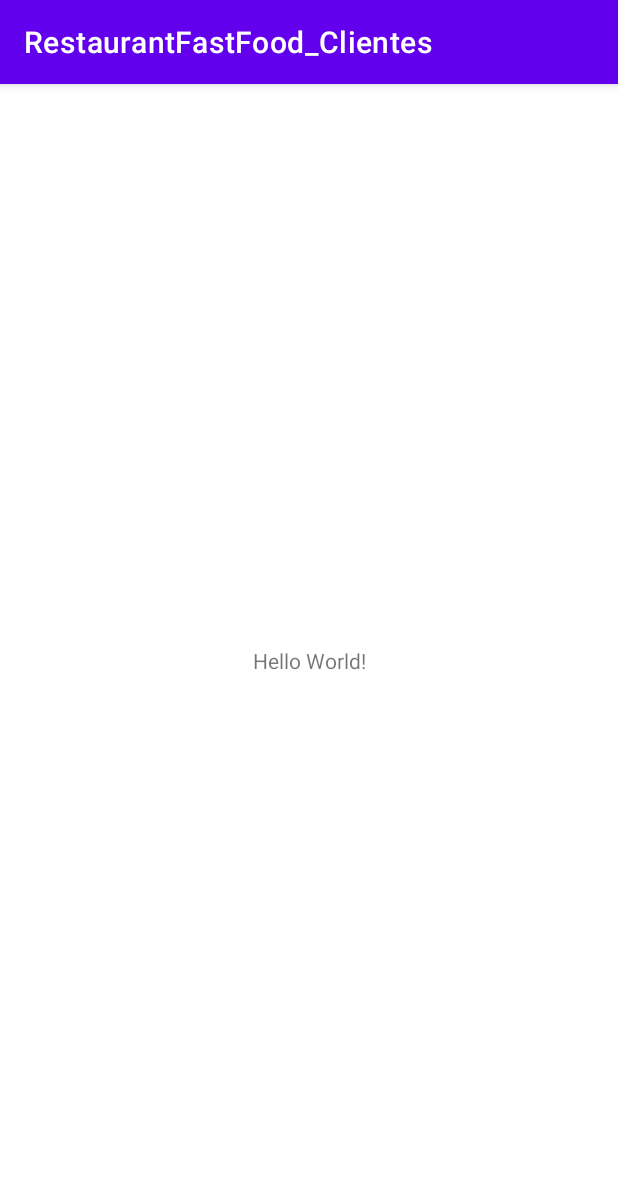
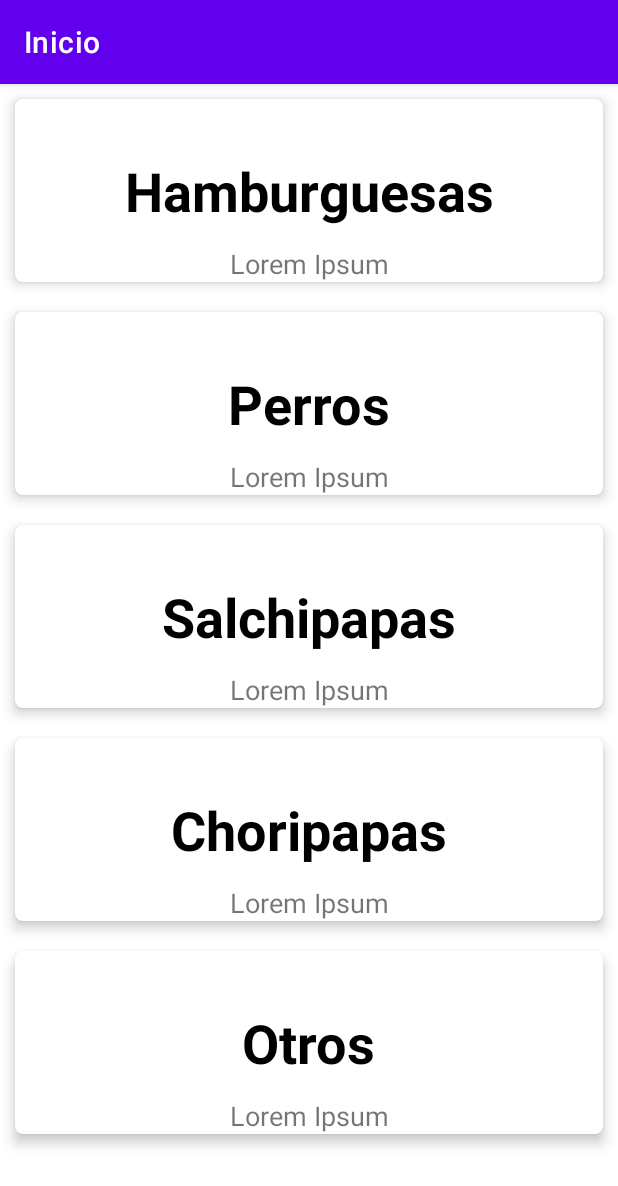
Before and after one commit to JoseDanielC512/RestaurantFastFood_Clientes, an Android app: the screen it shows after launch (MainActivity), on a phone screen of 412 x 824 dp. Shown: the top 1186 px of the screen. Run offline under Robolectric (Android 15) with nearby library versions, the phone set to English and light mode, and no system bars; pictures from the network do not load.

Commit message:
Main activity v1.0

```diff
--- a/app/build.gradle
+++ b/app/build.gradle
@@ -36,4 +36,6 @@ dependencies {
     testImplementation 'junit:junit:4.+'
     androidTestImplementation 'androidx.test.ext:junit:1.1.2'
     androidTestImplementation 'androidx.test.espresso:espresso-core:3.3.0'
+    implementation "com.github.bumptech.glide:glide:4.11.0"
+    implementation platform('com.google.firebase:firebase-bom:27.0.0')
 }
--- a/app/src/main/java/co/edu/unab/castellanos/jose/restaurantfastfood_clientes/MainActivity.java
+++ /dev/null
@@ -1,14 +0,0 @@
-package co.edu.unab.castellanos.jose.restaurantfastfood_clientes;
-
-import androidx.appcompat.app.AppCompatActivity;
-
-import android.os.Bundle;
-
-public class MainActivity extends AppCompatActivity {
-
-    @Override
-    protected void onCreate(Bundle savedInstanceState) {
-        super.onCreate(savedInstanceState);
-        setContentView(R.layout.activity_main);
-    }
-}
--- /dev/null
+++ b/app/src/main/java/co/edu/unab/castellanos/jose/restaurantfastfood_clientes/model/Category.java
@@ -0,0 +1,36 @@
+package co.edu.unab.castellanos.jose.restaurantfastfood_clientes.model;
+
+public class Category {
+
+    private String nombre, texto, url_img;
+
+    public Category(String nombre, String texto, String url_img) {
+        this.nombre = nombre;
+        this.texto = texto;
+        this.url_img = url_img;
+    }
+
+    public String getNombre() {
+        return nombre;
+    }
+
+    public void setNombre(String nombre) {
+        this.nombre = nombre;
+    }
+
+    public String getTexto() {
+        return texto;
+    }
+
+    public void setTexto(String texto) {
+        this.texto = texto;
+    }
+
+    public String getUrl_img() {
+        return url_img;
+    }
+
+    public void setUrl_img(String url_img) {
+        this.url_img = url_img;
+    }
+}
--- a/app/src/main/java/co/edu/unab/castellanos/jose/restaurantfastfood_clientes/Clientes.java
+++ b/app/src/main/java/co/edu/unab/castellanos/jose/restaurantfastfood_clientes/model/Customer.java
@@ -1,6 +1,6 @@
-package co.edu.unab.castellanos.jose.restaurantfastfood_clientes;
+package co.edu.unab.castellanos.jose.restaurantfastfood_clientes.model;
 
-public class Clientes {
+public class Customer {
 
     private int id;
     private String correo;
--- a/app/src/main/java/co/edu/unab/castellanos/jose/restaurantfastfood_clientes/LoginActivity.java
+++ b/app/src/main/java/co/edu/unab/castellanos/jose/restaurantfastfood_clientes/view/activity/LoginActivity.java
@@ -1,13 +1,14 @@
-package co.edu.unab.castellanos.jose.restaurantfastfood_clientes;
+package co.edu.unab.castellanos.jose.restaurantfastfood_clientes.view.activity;
 
 import androidx.appcompat.app.AppCompatActivity;
 
 import android.content.Intent;
-import android.content.SharedPreferences;
 import android.os.Bundle;
 import android.view.View;
 import android.widget.EditText;
 import android.widget.Toast;
+
+import co.edu.unab.castellanos.jose.restaurantfastfood_clientes.R;
 
 public class LoginActivity extends AppCompatActivity {
 
--- /dev/null
+++ b/app/src/main/java/co/edu/unab/castellanos/jose/restaurantfastfood_clientes/view/activity/MainActivity.java
@@ -0,0 +1,56 @@
+package co.edu.unab.castellanos.jose.restaurantfastfood_clientes.view.activity;
+
+import androidx.appcompat.app.AppCompatActivity;
+import androidx.recyclerview.widget.LinearLayoutManager;
+import androidx.recyclerview.widget.RecyclerView;
+
+import android.os.Bundle;
+
+import java.util.ArrayList;
+
+import co.edu.unab.castellanos.jose.restaurantfastfood_clientes.R;
+import co.edu.unab.castellanos.jose.restaurantfastfood_clientes.model.Category;
+import co.edu.unab.castellanos.jose.restaurantfastfood_clientes.view.adapter.CategoryAdapter;
+
+public class MainActivity extends AppCompatActivity {
+
+    private ArrayList<Category> categories;
+    private RecyclerView rvCategories;
+    private CategoryAdapter adapter;
+
+    @Override
+    protected void onCreate(Bundle savedInstanceState) {
+        super.onCreate(savedInstanceState);
+        setContentView(R.layout.activity_main);
+        setTitle(getString(R.string.inicio));
+        fillCategories();
+        rvCategories = findViewById(R.id.rv_categories);
+        adapter = new CategoryAdapter(categories);
+
+        adapter.setOnItemClickListener(new CategoryAdapter.OnItemClickListener() {
+            @Override
+            public void onItemClick(Category obj, int position) {
+                /*
+                Intent intent = new Intent(MainActivity.this, DetalleActivity.class);
+                intent.putExtra("datos", obj);
+                startActivityForResult(intent, CODIGO_DETALLE_PRODUCTO);
+                 */
+            }
+        });
+
+        rvCategories.setAdapter(adapter);
+        rvCategories.setLayoutManager(new LinearLayoutManager(getApplicationContext()));
+        rvCategories.setHasFixedSize(true);
+    }
+
+    private void fillCategories(){
+        categories = new ArrayList<>();
+        if (categories.isEmpty()){
+            categories.add(new Category("Hamburguesas", "Lorem Ipsum", "https://d3jv0cqma81l17.cloudfront.net/articulos/1534/imagen_destacadas/original/5038_burger-master-bucaramanga-2019.jpg?1573812560"));
+            categories.add(new Category("Perros", "Lorem Ipsum", "https://juegoscocinarpasteleria.org/wp-content/uploads/2020/04/C%C3%B3mo-hervir-perros-calientes.jpg"));
+            categories.add(new Category("Salchipapas", "Lorem Ipsum", "https://abrecht-group.com/wp-content/uploads/2017/03/5a134daf63fca.jpeg"));
+            categories.add(new Category("Choripapas", "Lorem Ipsum", "https://media.domicompras.com/aliados/970/productos/4.png"));
+            categories.add(new Category("Otros", "Lorem Ipsum", "https://foodbattlecolombia.com/wp-content/uploads/2019/12/FEDERICO.jpeg"));
+        }
+    }
+}
--- a/app/src/main/java/co/edu/unab/castellanos/jose/restaurantfastfood_clientes/SignInActivity.java
+++ b/app/src/main/java/co/edu/unab/castellanos/jose/restaurantfastfood_clientes/view/activity/SignInActivity.java
@@ -1,4 +1,4 @@
-package co.edu.unab.castellanos.jose.restaurantfastfood_clientes;
+package co.edu.unab.castellanos.jose.restaurantfastfood_clientes.view.activity;
 
 import androidx.appcompat.app.AppCompatActivity;
 
@@ -6,6 +6,8 @@ import android.content.Intent;
 import android.os.Bundle;
 import android.view.View;
 import android.widget.EditText;
+
+import co.edu.unab.castellanos.jose.restaurantfastfood_clientes.R;
 
 public class SignInActivity extends AppCompatActivity {
 
--- /dev/null
+++ b/app/src/main/java/co/edu/unab/castellanos/jose/restaurantfastfood_clientes/view/adapter/CategoryAdapter.java
@@ -0,0 +1,90 @@
+package co.edu.unab.castellanos.jose.restaurantfastfood_clientes.view.adapter;
+
+import android.view.LayoutInflater;
+import android.view.View;
+import android.view.ViewGroup;
+import android.widget.ImageView;
+import android.widget.TextView;
+
+import androidx.annotation.NonNull;
+import androidx.recyclerview.widget.RecyclerView;
+
+import com.bumptech.glide.Glide;
+
+import java.util.ArrayList;
+
+import co.edu.unab.castellanos.jose.restaurantfastfood_clientes.R;
+import co.edu.unab.castellanos.jose.restaurantfastfood_clientes.model.Category;
+
+public class CategoryAdapter extends RecyclerView.Adapter {
+
+    private ArrayList<Category> categories;
+    private OnItemClickListener onItemClickListener;
+
+    public CategoryAdapter(ArrayList<Category> categories) {
+        this.categories = categories;
+        this.onItemClickListener = null;
+    }
+
+    public void setOnItemClickListener(OnItemClickListener onItemClickListener) {
+        this.onItemClickListener = onItemClickListener;
+    }
+
+    public void setCategories(ArrayList<Category> categories) {
+        this.categories = categories;
+        notifyDataSetChanged();
+    }
+
+    public class CategoryViewHolder extends RecyclerView.ViewHolder{
+
+        private ImageView ivPicture;
+        private TextView tvName, tvText;
+
+        public CategoryViewHolder(@NonNull View itemView) {
+            super(itemView);
+            ivPicture = itemView.findViewById(R.id.iv_foto);
+            tvName = itemView.findViewById(R.id.tv_nombre);
+            tvText = itemView.findViewById(R.id.tv_texto);
+        }
+
+        public void enlazar(Category category){
+            tvName.setText(String.valueOf(category.getNombre()));
+            tvText.setText(String.valueOf(category.getTexto()));
+            Glide.with(ivPicture.getContext()).load(category.getUrl_img()).into(ivPicture);
+
+            if (onItemClickListener!=null){
+                itemView.setOnClickListener(new View.OnClickListener() {
+                    @Override
+                    public void onClick(View v) {
+                        onItemClickListener.onItemClick(category, getAdapterPosition());
+                    }
+                });
+            }
+        }
+    }
+
+    @NonNull
+    @Override
+    public RecyclerView.ViewHolder onCreateViewHolder(@NonNull ViewGroup parent, int viewType) {
+        View myView = LayoutInflater.from(parent.getContext()).inflate(R.layout.item_category, parent, false);
+        return new CategoryViewHolder(myView);
+    }
+
+    @Override
+    public void onBindViewHolder(@NonNull RecyclerView.ViewHolder holder, int position) {
+
+        Category category = categories.get(position);
+        CategoryViewHolder categoryViewHolder = (CategoryViewHolder) holder;
+        categoryViewHolder.enlazar(category);
+    }
+
+    @Override
+    public int getItemCount() {
+        return categories.size();
+    }
+
+    public interface OnItemClickListener{
+
+        void onItemClick(Category obj, int position);
+    }
+}
--- a/app/src/main/res/layout/activity_login.xml
+++ b/app/src/main/res/layout/activity_login.xml
@@ -5,12 +5,12 @@
     xmlns:tools="http://schemas.android.com/tools"
     android:layout_width="match_parent"
     android:layout_height="match_parent"
-    tools:context=".LoginActivity">
+    tools:context=".view.activity.LoginActivity">
 
     <androidx.constraintlayout.widget.ConstraintLayout
         android:layout_width="match_parent"
         android:layout_height="match_parent"
-        tools:context=".LoginActivity">
+        tools:context=".view.activity.LoginActivity">
 
         <TextView
             android:id="@+id/tv_eslogan"
--- a/app/src/main/res/layout/activity_main.xml
+++ b/app/src/main/res/layout/activity_main.xml
@@ -4,15 +4,14 @@
     xmlns:tools="http://schemas.android.com/tools"
     android:layout_width="match_parent"
     android:layout_height="match_parent"
-    tools:context=".MainActivity">
+    tools:context=".view.activity.MainActivity">
 
-    <TextView
-        android:layout_width="wrap_content"
-        android:layout_height="wrap_content"
-        android:text="Hello World!"
+    <androidx.recyclerview.widget.RecyclerView
+        android:id="@+id/rv_categories"
+        android:layout_width="match_parent"
+        android:layout_height="match_parent"
         app:layout_constraintBottom_toBottomOf="parent"
-        app:layout_constraintLeft_toLeftOf="parent"
-        app:layout_constraintRight_toRightOf="parent"
+        app:layout_constraintEnd_toEndOf="parent"
+        app:layout_constraintStart_toStartOf="parent"
         app:layout_constraintTop_toTopOf="parent" />
-
 </androidx.constraintlayout.widget.ConstraintLayout>
--- a/app/src/main/res/layout/activity_sign_in.xml
+++ b/app/src/main/res/layout/activity_sign_in.xml
@@ -4,12 +4,12 @@
     xmlns:tools="http://schemas.android.com/tools"
     android:layout_width="match_parent"
     android:layout_height="match_parent"
-    tools:context=".SignInActivity">
+    tools:context=".view.activity.SignInActivity">
 
 <androidx.constraintlayout.widget.ConstraintLayout
     android:layout_width="match_parent"
     android:layout_height="match_parent"
-    tools:context=".SignInActivity">
+    tools:context=".view.activity.SignInActivity">
 
     <EditText
         android:id="@+id/et_nombre"
--- /dev/null
+++ b/app/src/main/res/layout/item_category.xml
@@ -0,0 +1,52 @@
+<?xml version="1.0" encoding="utf-8"?>
+
+<androidx.cardview.widget.CardView xmlns:android="http://schemas.android.com/apk/res/android"
+    xmlns:app="http://schemas.android.com/apk/res-auto"
+    xmlns:tools="http://schemas.android.com/tools"
+    android:layout_width="match_parent"
+    android:layout_height="wrap_content"
+    android:layout_margin="10dp"
+    app:cardCornerRadius="5dp"
+    app:cardElevation="5dp">
+
+    <androidx.constraintlayout.widget.ConstraintLayout
+        android:id="@+id/layout"
+        android:layout_width="match_parent"
+        android:layout_height="wrap_content"
+        android:elevation="5dp">
+
+        <ImageView
+            android:id="@+id/iv_foto"
+            android:layout_width="match_parent"
+            android:layout_height="wrap_content"
+            android:alpha="0.4"
+            android:contentDescription="@string/descripcion"
+            app:layout_constraintBottom_toBottomOf="parent"
+            app:layout_constraintEnd_toEndOf="parent"
+            app:layout_constraintStart_toStartOf="parent"
+            app:layout_constraintTop_toTopOf="parent"
+            app:srcCompat="@drawable/ic_launcher_background" />
+
+        <TextView
+            android:id="@+id/tv_nombre"
+            android:layout_width="wrap_content"
+            android:layout_height="wrap_content"
+            android:textColor="@color/black"
+            android:textSize="36sp"
+            android:textStyle="bold"
+            app:layout_constraintBottom_toBottomOf="@id/iv_foto"
+            app:layout_constraintEnd_toEndOf="parent"
+            app:layout_constraintStart_toStartOf="parent"
+            app:layout_constraintTop_toTopOf="@+id/iv_foto" />
+
+        <TextView
+            android:id="@+id/tv_texto"
+            android:layout_width="wrap_content"
+            android:layout_height="wrap_content"
+            android:layout_marginTop="12dp"
+            android:textSize="18sp"
+            app:layout_constraintEnd_toEndOf="parent"
+            app:layout_constraintStart_toStartOf="parent"
+            app:layout_constraintTop_toBottomOf="@+id/tv_nombre" />
+    </androidx.constraintlayout.widget.ConstraintLayout>
+</androidx.cardview.widget.CardView>
--- a/app/src/main/res/values/strings.xml
+++ b/app/src/main/res/values/strings.xml
@@ -14,4 +14,5 @@
     <string name="crear_cuenta">Crear Cuenta</string>
     <string name="nombre_completo">Nombre Completo</string>
     <string name="documento_de_identidad">Documento de Identidad</string>
+    <string name="inicio">Inicio</string>
 </resources>
--- a/build.gradle
+++ b/build.gradle
@@ -6,6 +6,7 @@ buildscript {
     }
     dependencies {
         classpath "com.android.tools.build:gradle:4.1.3"
+        classpath 'com.google.gms:google-services:4.3.5'
 
         // NOTE: Do not place your application dependencies here; they belong
         // in the individual module build.gradle files
```
Also changed, not shown: app/src/main/AndroidManifest.xml (+4 -3 lines).
